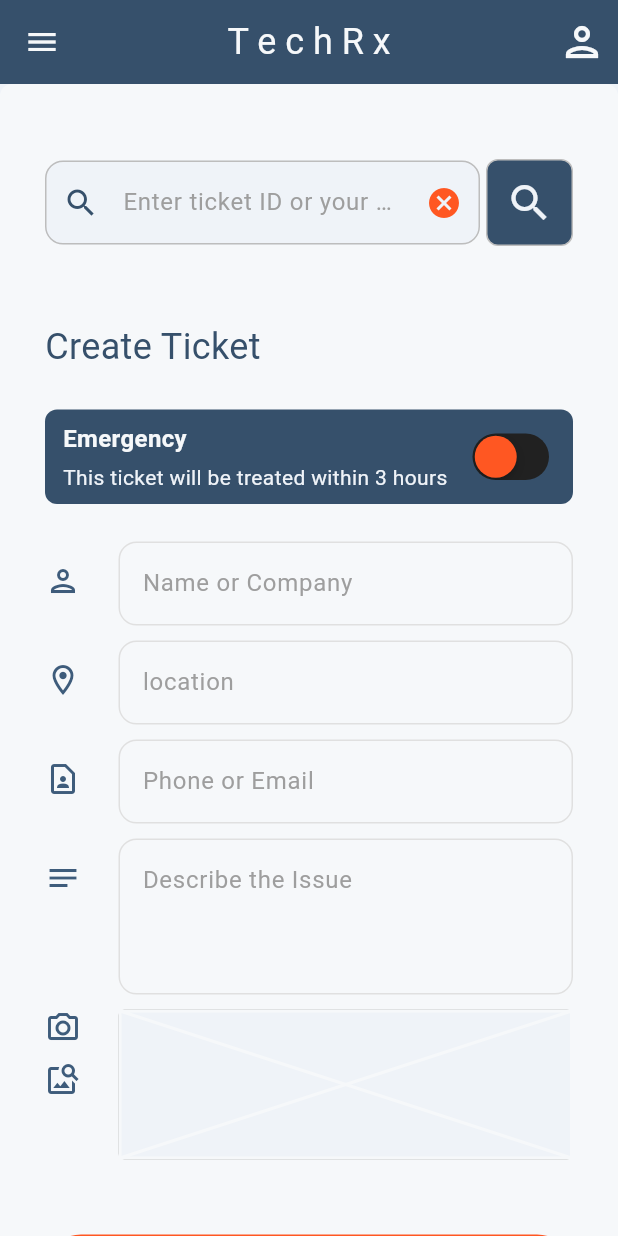
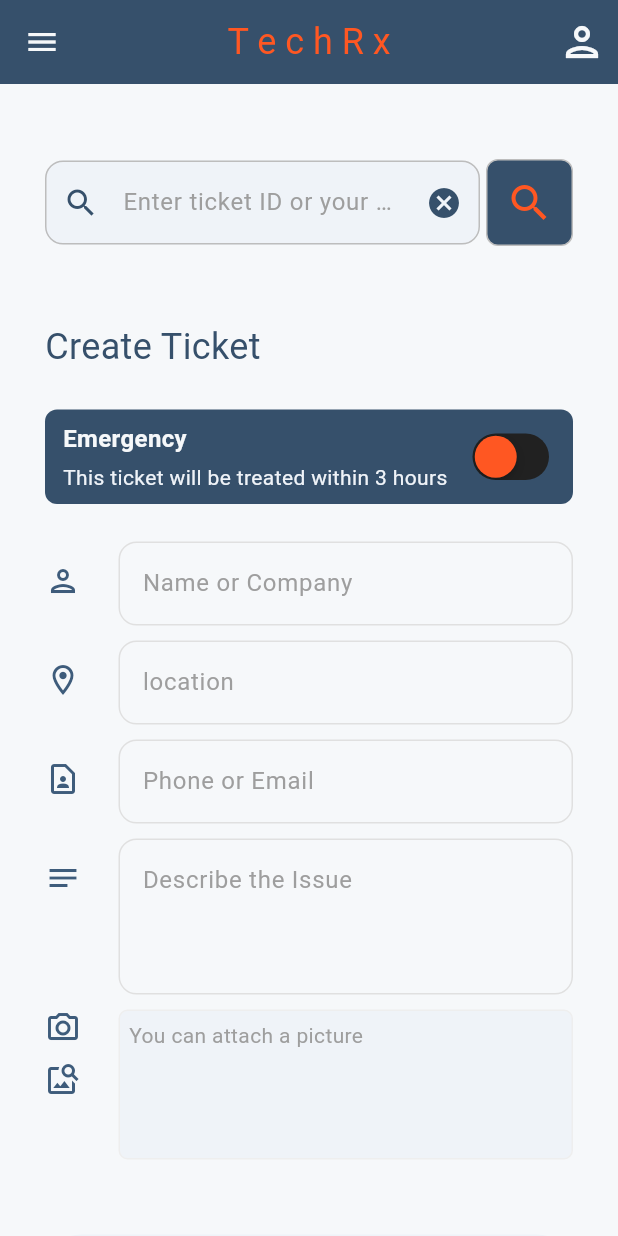
Before and after one commit to Antoine-Ringnyu/techshop, a Flutter app: the screen it shows after launch, in the side drawer, after a tap on the "search" icon, on a phone screen of 412 x 824 dp. Run offline on Flutter 3.47's test engine with Material 3 defaults, Android fonts, the light colour scheme and no system bars; our stand-ins replace image_picker, supabase_flutter; accounts and stored records are empty.

Commit message:
the ticket creation and ticket sample features are working well now

```diff
--- a/lib/features/Welcome/presentation/components/sample_ticket.dart
+++ /dev/null
@@ -1,55 +0,0 @@
-import 'package:flutter/material.dart';
-
-class SampleTicket extends StatelessWidget {
-  const SampleTicket({super.key});
-
-  @override
-  Widget build(BuildContext context) {
-    return Row(
-      crossAxisAlignment: CrossAxisAlignment.start,
-      children: [
-        Container(
-          padding: const EdgeInsets.all(8),
-          decoration: BoxDecoration(
-            color: Theme.of(context).colorScheme.inversePrimary,
-            border: Border.all(color: Theme.of(context).colorScheme.inversePrimary),
-            borderRadius: BorderRadius.circular(8)
-          ),
-          child: Icon(
-            Icons.person,
-            color: Theme.of(context).colorScheme.primary,
-          ),
-        ),
-        const SizedBox(
-          width: 25,
-        ),
-        Expanded(
-            child: Container(
-          child: RichText(
-            text: TextSpan(
-              children: [
-                TextSpan(
-                  text: 'The color code ',
-                  style: TextStyle(
-                    color: Theme.of(context).colorScheme.secondary,
-                    fontWeight: FontWeight.bold,
-                  ),
-                ),
-                TextSpan(
-                  text:
-                      '\nrepresents a medium-dark shade of blue with subtle green undertones. To use color in Flutter, you can convert the hex code into ARGB format. ',
-                  style: TextStyle(
-                      color: Theme.of(context)
-                          .colorScheme
-                          .primary // You can specify a different color for this part
-                      // fontWeight: FontWeight.bold,
-                      ),
-                ),
-              ],
-            ),
-          ),
-        ))
-      ],
-    );
-  }
-}
--- /dev/null
+++ b/lib/features/Welcome/presentation/components/sample_tickets.dart
@@ -0,0 +1,98 @@
+import 'package:flutter/material.dart';
+import 'package:techrx/features/ticket/data/datasources/ticket_db.dart';
+
+class SampleTickets extends StatefulWidget {
+  const SampleTickets({super.key});
+
+  @override
+  State<SampleTickets> createState() => _SampleTicketsState();
+}
+
+class _SampleTicketsState extends State<SampleTickets> {
+  final ticketdb = TicketDb(); // Instance of TicketDb to access stream
+
+  @override
+  Widget build(BuildContext context) {
+    return SizedBox(
+      height: 250,
+
+      child: StreamBuilder(
+        // Listening to the stream from TicketDb
+        stream: ticketdb.stream,
+
+        // Building UI based on stream data
+        builder: (context, snapshot) {
+          // Show loading indicator while waiting for data
+          if (!snapshot.hasData) {
+            return const Center(child: CircularProgressIndicator());
+          }
+
+          // If data is loaded, display the tickets
+          final tickets = snapshot.data!;
+
+          // Display tickets in a ListView
+          return ListView.builder(
+            shrinkWrap: true,
+
+            // Number of tickets
+            itemCount: tickets.length,
+            itemBuilder: (context, index) {
+
+              // Each ticket in the list
+              final ticket = tickets[index];
+
+              // Display each ticket's issue description
+              return ListTile(
+                title: Row(
+                  crossAxisAlignment: CrossAxisAlignment.start,
+                  children: [
+                    Container(
+                      padding: const EdgeInsets.all(8),
+                      decoration: BoxDecoration(
+                          color: Theme.of(context).colorScheme.inversePrimary,
+                          border: Border.all(
+                              color:
+                                  Theme.of(context).colorScheme.inversePrimary),
+                          borderRadius: BorderRadius.circular(8)),
+                      child: Icon(
+                        Icons.person,
+                        color: Theme.of(context).colorScheme.primary,
+                      ),
+                    ),
+                    const SizedBox(
+                      width: 25,
+                    ),
+                    Expanded(
+                      child: Column(
+
+                        // Aligns text to the left
+                        crossAxisAlignment: CrossAxisAlignment.start,
+                        children: [
+                          Text(
+                            ticket.userName,
+                            style: TextStyle(
+                              color: Theme.of(context).colorScheme.secondary,
+                              fontWeight: FontWeight.bold,
+                            ),
+                          ),
+                          Text(
+                            maxLines: 3,
+                            ticket.issueDescription,
+                            style: TextStyle(
+                              color: Theme.of(context).colorScheme.primary,
+                              fontWeight: FontWeight.w300,
+                            ),
+                          ),
+                        ],
+                      ),
+                    )
+                  ],
+                ),
+              );
+            },
+          );
+        },
+      ),
+    );
+  }
+}
--- a/lib/features/Welcome/presentation/pages/welcome_page.dart
+++ b/lib/features/Welcome/presentation/pages/welcome_page.dart
@@ -1,6 +1,7 @@
 import 'package:flutter/material.dart';
-import 'package:techrx/features/Welcome/presentation/components/sample_ticket.dart';
+import 'package:techrx/features/Welcome/presentation/components/sample_tickets.dart';
 import 'package:techrx/features/auth/presentation/pages/auth_page.dart';
+import 'package:techrx/features/searchTickets/presentation/components/search_tickets.dart';
 import 'package:techrx/features/ticket/presentation/pages/create_ticket.dart';
 
 class WelcomePage extends StatefulWidget {
@@ -17,12 +18,13 @@ class _WelcomePageState extends State<WelcomePage> {
     //BUILDING UI
     return SafeArea(
       child: Scaffold(
-
         //APPBAR
         appBar: AppBar(
           iconTheme: IconThemeData(
-          color: Theme.of(context).colorScheme.inversePrimary, // Change this to your desired color
-         ),
+              color: Theme.of(context)
+                  .colorScheme
+                  .inversePrimary // Change this to your desired color
+              ),
           backgroundColor: Theme.of(context).colorScheme.secondary,
 
           //App logo
@@ -31,7 +33,7 @@ class _WelcomePageState extends State<WelcomePage> {
             textAlign: TextAlign.center,
             style: TextStyle(
               fontSize: 24,
-              color: Theme.of(context).colorScheme.inversePrimary,
+              color: Theme.of(context).colorScheme.tertiary,
             ),
           ),
           centerTitle: true,
@@ -56,26 +58,31 @@ class _WelcomePageState extends State<WelcomePage> {
 
         //BODY
         body: ListView(children: [
-          //CREATE TICKET
-          const CreateTicket(),
+          //SEARCH AND CREATE TICKET
+          Container(
+            padding: const EdgeInsets.symmetric(vertical: 50.0, horizontal: 30),
+            color: Theme.of(context).colorScheme.inversePrimary,
+            child: const Column(
+              children: [
+                //SEARCH search ticket
+                SearchTickets(),
+                SizedBox(
+                  height: 50,
+                ),
+                //CREATE TICKET
+                CreateTicket(),
+              ],
+            ),
+          ),
 
           //SAMPLE TICKETS
+          const Padding(
+            padding: EdgeInsets.symmetric(vertical: 12.0, horizontal: 15),
+            child: SampleTickets(),
+          ),
           Container(
-            padding:
-                const EdgeInsets.symmetric(horizontal: 30.0, vertical: 50.0),
-            decoration: const BoxDecoration(
-                // color: Colors.white
-                ),
-            child: const Column(
-              crossAxisAlignment: CrossAxisAlignment.start,
-              children: [
-                SampleTicket(),
-                SizedBox(height: 24,),
-                SampleTicket(),
-                SizedBox(height: 24,),
-                SampleTicket(),
-              ],
-            )
+            padding: EdgeInsets.all(50),
+            color: Theme.of(context).colorScheme.secondary,
           )
         ]),
       ),
--- a/lib/features/auth/presentation/components/my_button.dart
+++ b/lib/features/auth/presentation/components/my_button.dart
@@ -16,10 +16,10 @@ class MyButton extends StatelessWidget {
       child: Container(
         padding: const EdgeInsets.symmetric(horizontal: 12, vertical: 12),
         decoration: BoxDecoration(
-
+          color: Theme.of(context).colorScheme.primary,
           border: Border.all(
             //color of button
-            color: Theme.of(context).colorScheme.tertiary,
+            color: Theme.of(context).colorScheme.surface,
             width: 1,
           ),
 
@@ -32,7 +32,7 @@ class MyButton extends StatelessWidget {
             text,
             style: TextStyle(
               fontWeight: FontWeight.bold,
-              color: Theme.of(context).colorScheme.secondary,
+              color: Theme.of(context).colorScheme.tertiary,
               fontSize: 16,
             ),
           ),
--- /dev/null
+++ b/lib/features/searchTickets/presentation/components/search_tickets.dart
@@ -0,0 +1,76 @@
+import 'package:flutter/material.dart';
+
+class SearchTickets extends StatefulWidget {
+  const SearchTickets({super.key});
+
+  @override
+  State<SearchTickets> createState() => _SearchTicketsState();
+}
+
+class _SearchTicketsState extends State<SearchTickets> {
+  @override
+  Widget build(BuildContext context) {
+    return Row(
+      children: [
+        Expanded(
+          child: TextField(
+            decoration: InputDecoration(
+              enabledBorder: OutlineInputBorder(
+                borderSide: BorderSide(color: Colors.grey[400]!),
+                borderRadius: BorderRadius.circular(12),
+              ),
+              hintText: "Enter ticket ID or your contact",
+              hintStyle: TextStyle(color: Colors.grey[500]!),
+              fillColor: Theme.of(context).colorScheme.surface,
+              filled: true,
+
+              //prefixIcon
+              prefixIcon: Icon(
+                Icons.search,
+                color: Theme.of(context).colorScheme.secondary,
+              ),
+
+              //clear text icon button
+              suffixIcon: IconButton(
+                onPressed: () {},
+                icon: Icon(
+                  Icons.cancel,
+                  color: Theme.of(context).colorScheme.secondary,
+                ),
+              ),
+
+              //border when selected
+              focusedBorder: OutlineInputBorder(
+                borderSide:
+                    BorderSide(color: Theme.of(context).colorScheme.tertiary),
+                borderRadius: BorderRadius.circular(12),
+              ),
+            ),
+          ),
+        ),
+
+        const SizedBox(
+          width: 4,
+        ),
+
+        //search iconbutton
+        Container(
+          padding: const EdgeInsets.all(4),
+          decoration: BoxDecoration(
+            color: Theme.of(context).colorScheme.secondary,
+            border: Border.all(color: Colors.grey[400]!),
+            borderRadius: BorderRadius.circular(8),
+          ),
+          child: IconButton(
+            icon: const Icon(
+              Icons.search,
+              size: 32,
+            ),
+            color: Theme.of(context).colorScheme.tertiary,
+            onPressed: () {},
+          ),
+        )
+      ],
+    );
+  }
+}
--- a/lib/features/ticket/data/datasources/ticket_db.dart
+++ b/lib/features/ticket/data/datasources/ticket_db.dart
@@ -11,12 +11,24 @@ class TicketDb {
   }
 
   //read ticket
-  final stream = Supabase.instance.client.from('tickets').stream(
+
+  /*
+      final stream = Supabase.instance.client.from('tickets').stream(
     primaryKey: ['id'],
   ).map((data) => data.map((ticketMap) => Ticket.fromMap(ticketMap)).toList());
+  */
+
+  Stream<List<Ticket>> get stream {
+    return Supabase.instance.client
+        .from('tickets')
+        .stream(primaryKey: ['id']) // Listen for changes in the tickets table
+        .map((data) =>
+            data.map((ticketMap) => Ticket.fromMap(ticketMap)).toList());
+  }
 
   //update ticket
-  Future updateTicket(Ticket oldTicket, String newUserName, String newLocation, String newContact, String newIssueDescription) async {
+  Future updateTicket(Ticket oldTicket, String newUserName, String newLocation,
+      String newContact, String newIssueDescription) async {
     await database.update({
       'userName': newUserName,
       'location': newLocation,
--- a/lib/features/ticket/presentation/pages/create_ticket.dart
+++ b/lib/features/ticket/presentation/pages/create_ticket.dart
@@ -1,6 +1,4 @@
 import 'dart:io';
-import 'dart:typed_data';
-import 'package:file_picker/file_picker.dart';
 import 'package:flutter/cupertino.dart';
 import 'package:flutter/material.dart';
 import 'package:image_picker/image_picker.dart';
@@ -141,87 +139,10 @@ class _CreateTicketState extends State<CreateTicket> {
 
   @override
   Widget build(BuildContext context) {
-    return Container(
-      decoration: BoxDecoration(
-        //color of button
-        color: Theme.of(context).colorScheme.inversePrimary,
-        //curve corners
-        borderRadius: BorderRadius.circular(8),
-      ),
-      child: Padding(
-        padding: const EdgeInsets.symmetric(vertical: 50.0, horizontal: 30),
-        child: Center(
+    return Center(
       child: Column(
         // shrinkWrap: true, // Add this property to adjust height to fit content
         children: [
-              //SEARCH INPUT
-              Row(
-                children: [
-                  Expanded(
-                    child: TextField(
-                      decoration: InputDecoration(
-                        enabledBorder: OutlineInputBorder(
-                          borderSide: BorderSide(color: Colors.grey[400]!),
-                          borderRadius: BorderRadius.circular(12),
-                        ),
-                        hintText: "Enter ticket ID or your contact",
-                        hintStyle: TextStyle(color: Colors.grey[500]!),
-                        fillColor: Theme.of(context).colorScheme.surface,
-                        filled: true,
-
-                        //prefixIcon
-                        prefixIcon: Icon(
-                          Icons.search,
-                          color: Theme.of(context).colorScheme.secondary,
-                        ),
-
-                        //clear text icon button
-                        suffixIcon: IconButton(
-                          onPressed: () {},
-                          icon: Icon(
-                            Icons.cancel,
-                            color: Theme.of(context).colorScheme.tertiary,
-                          ),
-                        ),
-
-                        //border when selected
-                        focusedBorder: OutlineInputBorder(
-                          borderSide: BorderSide(
-                              color: Theme.of(context).colorScheme.tertiary),
-                          borderRadius: BorderRadius.circular(12),
-                        ),
-                      ),
-                    ),
-                  ),
-
-                  const SizedBox(
-                    width: 4,
-                  ),
-
-                  //search iconbutton
-                  Container(
-                    padding: const EdgeInsets.all(4),
-                    decoration: BoxDecoration(
-                      color: Theme.of(context).colorScheme.secondary,
-                      border: Border.all(color: Colors.grey[400]!),
-                      borderRadius: BorderRadius.circular(8),
-                    ),
-                    child: IconButton(
-                      icon: const Icon(
-                        Icons.search,
-                        size: 32,
-                      ),
-                      color: Theme.of(context).colorScheme.surface,
-                      onPressed: () {},
-                    ),
-                  )
-                ],
-              ),
-
-              const SizedBox(
-                height: 50,
-              ),
-
           //create Ticket
           SizedBox(
             width: double.infinity,
@@ -241,8 +162,7 @@ class _CreateTicketState extends State<CreateTicket> {
 
           //emergency tab
           Container(
-                padding:
-                    const EdgeInsets.symmetric(horizontal: 12, vertical: 8),
+            padding: const EdgeInsets.symmetric(horizontal: 12, vertical: 8),
             decoration: BoxDecoration(
               //color of button
               color: Theme.of(context).colorScheme.secondary,
@@ -415,17 +335,19 @@ class _CreateTicketState extends State<CreateTicket> {
                       : Container(
                           width: double.infinity,
                           height: 100,
-
+                          padding: const EdgeInsets.all(6),
                           decoration: BoxDecoration(
                             color: Theme.of(context).colorScheme.surface,
                             border: Border.all(
-                                color: Colors.grey[500]!
+                              color: Colors.grey[200]!,
                             ),
-                              borderRadius: BorderRadius.circular(4.0)
+                            borderRadius: BorderRadius.circular(6.0),
                           ),
-                              child: Placeholder(
-                                color: Theme.of(context).colorScheme.inversePrimary,
-                                strokeWidth: 2.0,
+                          child: Text(
+                            'You can attach a picture',
+                            style: TextStyle(
+                              color: Colors.grey[500],
+                            ),
                           ),
                         )
                 ],
@@ -447,8 +369,6 @@ class _CreateTicketState extends State<CreateTicket> {
           // ...............................................................................................
         ],
       ),
-        ),
-      ),
     );
   }
 }
```
Lines whose indentation alone changed are shown as unchanged.
